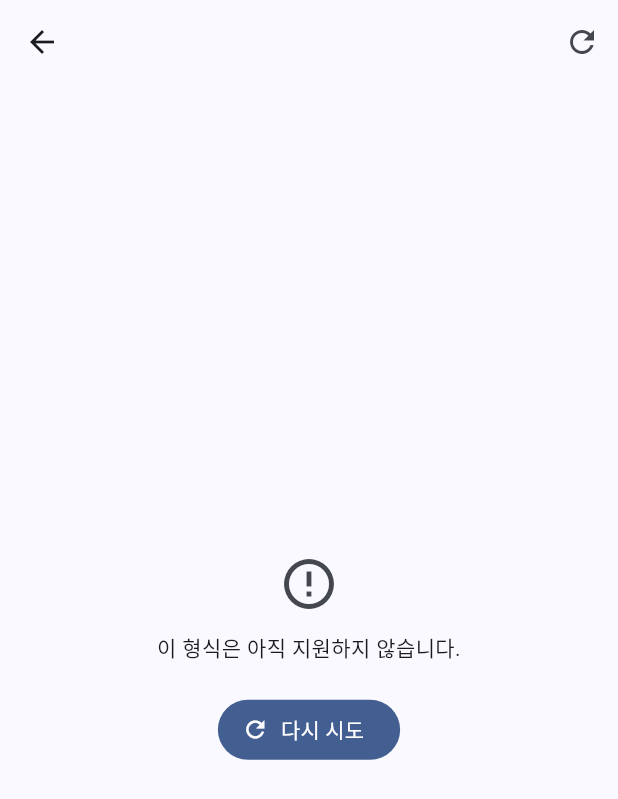
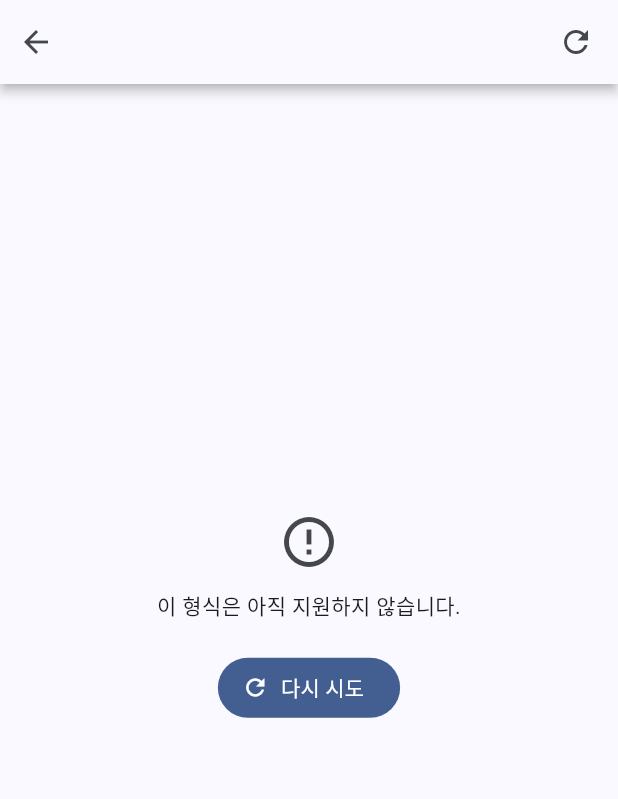
Before and after one commit to kjt7942/docView, a Flutter app: the WebDocumentScreen widget shown alone on an empty page, opened directly with empty values, on a phone screen of 412 x 824 dp. Shown: the top 799 px of the screen. Run offline on Flutter 3.47's test engine with Material 3 defaults, Android fonts, the phone set to English and light mode, and no system bars; our stand-ins replace file_picker, package_info_plus, webview_flutter; missing offline and left inert: pdfrx.

```diff
--- /dev/null
+++ b/lib/src/viewer/reading_chrome.dart
@@ -0,0 +1,169 @@
+import 'dart:async';
+
+import 'package:flutter/material.dart';
+import 'package:flutter/services.dart';
+
+/// 문서를 읽는 동안 상단 제목줄과 상태 표시줄을 숨겨 화면을 넓게 쓰는 틀.
+///
+/// 열 때 잠깐 보여 준 뒤 사라지고, 화면 맨 위를 살짝 누르거나 아래로 쓸어내리면 다시 나타난다
+/// (하단 시스템 내비게이션 바를 밑에서 위로 쓸어 올려 부르는 것과 같은 방식).
+/// [page]/[pageCount]가 주어지면 오른쪽 아래에 "7 / 8" 쪽수를 계속 보여 준다.
+class ReadingChrome extends StatefulWidget {
+  const ReadingChrome({
+    super.key,
+    required this.title,
+    required this.body,
+    this.actions = const [],
+    this.page,
+    this.pageCount,
+    this.pinned = false,
+  });
+
+  final String title;
+  final Widget body;
+  final List<Widget> actions;
+  final int? page;
+  final int? pageCount;
+
+  /// true면 숨기지 않는다(오류 화면 등).
+  final bool pinned;
+
+  @override
+  State<ReadingChrome> createState() => _ReadingChromeState();
+}
+
+class _ReadingChromeState extends State<ReadingChrome> {
+  static const _showFor = Duration(milliseconds: 2800);
+
+  bool _visible = true;
+  Timer? _timer;
+
+  @override
+  void initState() {
+    super.initState();
+    SystemChrome.setEnabledSystemUIMode(SystemUiMode.immersiveSticky);
+    _scheduleHide();
+  }
+
+  @override
+  void dispose() {
+    _timer?.cancel();
+    // 목록 화면의 상태(상태 표시줄만 보이고 내비게이션 바는 숨김)로 되돌린다.
+    SystemChrome.setEnabledSystemUIMode(
+      SystemUiMode.manual,
+      overlays: const [SystemUiOverlay.top],
+    );
+    super.dispose();
+  }
+
+  void _scheduleHide() {
+    _timer?.cancel();
+    _timer = Timer(_showFor, () {
+      if (mounted && !widget.pinned) setState(() => _visible = false);
+    });
+  }
+
+  void _reveal() {
+    if (!_visible) setState(() => _visible = true);
+    _scheduleHide();
+  }
+
+  @override
+  Widget build(BuildContext context) {
+    final theme = Theme.of(context);
+    final top = MediaQuery.paddingOf(context).top;
+    final bottom = MediaQuery.paddingOf(context).bottom;
+    final show = _visible || widget.pinned;
+    final page = widget.page;
+    final count = widget.pageCount;
+
+    return Scaffold(
+      body: Stack(
+        children: [
+          Positioned.fill(child: widget.body),
+          if (page != null && count != null && count > 1)
+            Positioned(
+              right: 14,
+              bottom: 14 + bottom,
+              child: IgnorePointer(
+                child: Container(
+                  padding: const EdgeInsets.symmetric(
+                    horizontal: 12,
+                    vertical: 5,
+                  ),
+                  decoration: BoxDecoration(
+                    color: Colors.black.withValues(alpha: 0.62),
+                    borderRadius: BorderRadius.circular(16),
+                  ),
+                  child: Text(
+                    '$page / $count',
+                    style: const TextStyle(
+                      color: Colors.white,
+                      fontSize: 13,
+                      fontWeight: FontWeight.w600,
+                    ),
+                  ),
+                ),
+              ),
+            ),
+          // 숨겨진 제목줄을 부르는 화면 맨 위 띠.
+          if (!show)
+            Positioned(
+              top: 0,
+              left: 0,
+              right: 0,
+              height: 26,
+              child: GestureDetector(
+                behavior: HitTestBehavior.translucent,
+                onTap: _reveal,
+                onVerticalDragUpdate: (d) {
+                  if (d.delta.dy > 1) _reveal();
+                },
+                child: const SizedBox.expand(),
+              ),
+            ),
+          Positioned(
+            top: 0,
+            left: 0,
+            right: 0,
+            child: IgnorePointer(
+              ignoring: !show,
+              child: AnimatedSlide(
+                offset: show ? Offset.zero : const Offset(0, -1),
+                duration: const Duration(milliseconds: 180),
+                child: Material(
+                  color: theme.colorScheme.surface,
+                  elevation: 3,
+                  child: Padding(
+                    padding: EdgeInsets.only(top: top),
+                    child: SizedBox(
+                      height: kToolbarHeight,
+                      child: Row(
+                        children: [
+                          const BackButton(),
+                          Expanded(
+                            child: Text(
+                              widget.title,
+                              overflow: TextOverflow.ellipsis,
+                              style: TextStyle(
+                                color: theme.colorScheme.onSurface,
+                                fontSize: 18,
+                                fontWeight: FontWeight.w600,
+                              ),
+                            ),
+                          ),
+                          ...widget.actions,
+                          const SizedBox(width: 4),
+                        ],
+                      ),
+                    ),
+                  ),
+                ),
+              ),
+            ),
+          ),
+        ],
+      ),
+    );
+  }
+}
--- a/lib/src/viewer/web_document_screen.dart
+++ b/lib/src/viewer/web_document_screen.dart
@@ -8,6 +8,7 @@ import 'package:webview_flutter/webview_flutter.dart';
 
 import '../document.dart';
 import 'document_web_server.dart';
+import 'reading_chrome.dart';
 
 /// DOCX/XLSX/PPTX/HWP를 WebView 안의 오프라인 JS 렌더러로 표시한다.
 class WebDocumentScreen extends StatefulWidget {
@@ -24,6 +25,8 @@ class _WebDocumentScreenState extends State<WebDocumentScreen> {
   WebViewController? _controller;
   String? _error;
   bool _rendering = true;
+  int? _page;
+  int? _pageTotal;
 
   @override
   void initState() {
@@ -102,6 +105,15 @@ class _WebDocumentScreenState extends State<WebDocumentScreen> {
     if (payload == null || !mounted) return;
 
     switch (payload['type']) {
+      case 'page':
+        final page = payload['page'];
+        final total = payload['total'];
+        if (page is int && total is int) {
+          setState(() {
+            _page = page;
+            _pageTotal = total;
+          });
+        }
       case 'openLink':
         _openLink(payload['url']);
       case 'ready':
@@ -151,9 +163,11 @@ class _WebDocumentScreenState extends State<WebDocumentScreen> {
   @override
   Widget build(BuildContext context) {
     final theme = Theme.of(context);
-    return Scaffold(
-      appBar: AppBar(
-        title: Text(widget.document.name, overflow: TextOverflow.ellipsis),
+    return ReadingChrome(
+      title: widget.document.name,
+      pinned: _error != null,
+      page: _page,
+      pageCount: _pageTotal,
       actions: [
         if (_error != null)
           IconButton(
@@ -162,7 +176,6 @@ class _WebDocumentScreenState extends State<WebDocumentScreen> {
             tooltip: '다시 열기',
           ),
       ],
-      ),
       body: _buildBody(theme),
     );
   }
--- a/pubspec.yaml
+++ b/pubspec.yaml
@@ -16,7 +16,7 @@ publish_to: 'none' # Remove this line if you wish to publish to pub.dev
 # https://developer.apple.com/library/archive/documentation/General/Reference/InfoPlistKeyReference/Articles/CoreFoundationKeys.html
 # In Windows, build-name is used as the major, minor, and patch parts
 # of the product and file versions while build-number is used as the build suffix.
-version: 1.2.7+12
+version: 1.2.8+13
 
 environment:
   sdk: ^3.13.5
```
Also changed, not shown: lib/src/viewer/pdf_viewer_screen.dart (+5 -18 lines), 1 other file. Lines whose indentation alone changed are shown as unchanged.
